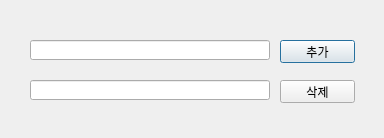
Qt form python_work/pythonPro/dialog1.ui (huni0420/AI_4th_Class) before a commit.
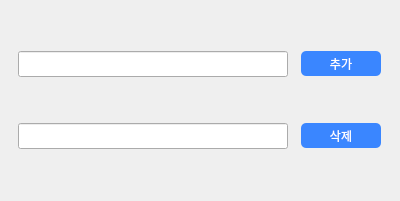
The same form after that commit. Icons and pictures are not drawn.

The edit to the form file:
```diff
--- a/python_work/pythonPro/dialog1.ui
+++ b/python_work/pythonPro/dialog1.ui
@@ -2,63 +2,138 @@
 <ui version="4.0">
  <class>Dialog</class>
  <widget class="QDialog" name="Dialog">
+  <property name="enabled">
+   <bool>true</bool>
+  </property>
   <property name="geometry">
    <rect>
     <x>0</x>
     <y>0</y>
-    <width>384</width>
-    <height>138</height>
+    <width>400</width>
+    <height>201</height>
    </rect>
   </property>
+  <property name="sizePolicy">
+   <sizepolicy hsizetype="Maximum" vsizetype="Preferred">
+    <horstretch>0</horstretch>
+    <verstretch>0</verstretch>
+   </sizepolicy>
+  </property>
+  <property name="minimumSize">
+   <size>
+    <width>400</width>
+    <height>201</height>
+   </size>
+  </property>
+  <property name="maximumSize">
+   <size>
+    <width>16777215</width>
+    <height>201</height>
+   </size>
+  </property>
   <property name="windowTitle">
    <string>Dialog</string>
   </property>
-  <widget class="QLineEdit" name="lineEdit">
-   <property name="geometry">
-    <rect>
-     <x>30</x>
-     <y>40</y>
-     <width>240</width>
-     <height>20</height>
-    </rect>
-   </property>
-  </widget>
-  <widget class="QLineEdit" name="lineEdit_2">
-   <property name="geometry">
-    <rect>
-     <x>30</x>
-     <y>80</y>
-     <width>240</width>
-     <height>20</height>
-    </rect>
-   </property>
-  </widget>
-  <widget class="QPushButton" name="pushButton">
-   <property name="geometry">
-    <rect>
-     <x>280</x>
-     <y>40</y>
-     <width>75</width>
-     <height>23</height>
-    </rect>
-   </property>
-   <property name="text">
-    <string>추가</string>
-   </property>
-  </widget>
-  <widget class="QPushButton" name="pushButton_2">
-   <property name="geometry">
-    <rect>
-     <x>280</x>
-     <y>80</y>
-     <width>75</width>
-     <height>23</height>
-    </rect>
-   </property>
-   <property name="text">
-    <string>삭제</string>
-   </property>
-  </widget>
+  <property name="styleSheet">
+   <string notr="true">QPushButton{
+	color: white;
+	background-color: rgb(58, 134, 255);
+	border-radius: 5px;
+}
+#Dialog{
+	background:url(&quot;C:/Users/mysky/Desktop/Github/python_work/pythonPro/배경2.jpg&quot;)
+}</string>
+  </property>
+  <property name="sizeGripEnabled">
+   <bool>false</bool>
+  </property>
+  <property name="modal">
+   <bool>false</bool>
+  </property>
+  <layout class="QGridLayout" name="gridLayout">
+   <item row="0" column="0">
+    <widget class="QLineEdit" name="lineEdit">
+     <property name="sizePolicy">
+      <sizepolicy hsizetype="Fixed" vsizetype="Fixed">
+       <horstretch>0</horstretch>
+       <verstretch>0</verstretch>
+      </sizepolicy>
+     </property>
+     <property name="minimumSize">
+      <size>
+       <width>270</width>
+       <height>26</height>
+      </size>
+     </property>
+     <property name="baseSize">
+      <size>
+       <width>0</width>
+       <height>0</height>
+      </size>
+     </property>
+    </widget>
+   </item>
+   <item row="0" column="1">
+    <widget class="QPushButton" name="pushButton">
+     <property name="sizePolicy">
+      <sizepolicy hsizetype="Fixed" vsizetype="Fixed">
+       <horstretch>40</horstretch>
+       <verstretch>70</verstretch>
+      </sizepolicy>
+     </property>
+     <property name="minimumSize">
+      <size>
+       <width>80</width>
+       <height>25</height>
+      </size>
+     </property>
+     <property name="text">
+      <string>추가</string>
+     </property>
+    </widget>
+   </item>
+   <item row="1" column="0">
+    <widget class="QLineEdit" name="lineEdit_2">
+     <property name="enabled">
+      <bool>true</bool>
+     </property>
+     <property name="sizePolicy">
+      <sizepolicy hsizetype="Minimum" vsizetype="Maximum">
+       <horstretch>150</horstretch>
+       <verstretch>70</verstretch>
+      </sizepolicy>
+     </property>
+     <property name="minimumSize">
+      <size>
+       <width>270</width>
+       <height>26</height>
+      </size>
+     </property>
+     <property name="layoutDirection">
+      <enum>Qt::LeftToRight</enum>
+     </property>
+    </widget>
+   </item>
+   <item row="1" column="1">
+    <widget class="QPushButton" name="pushButton_2">
+     <property name="sizePolicy">
+      <sizepolicy hsizetype="Fixed" vsizetype="Fixed">
+       <horstretch>0</horstretch>
+       <verstretch>0</verstretch>
+      </sizepolicy>
+     </property>
+     <property name="minimumSize">
+      <size>
+       <width>80</width>
+       <height>25</height>
+      </size>
+     </property>
+     <property name="text">
+      <string>삭제</string>
+     </property>
+    </widget>
+   </item>
+  </layout>
  </widget>
  <resources/>
  <connections/>
```
